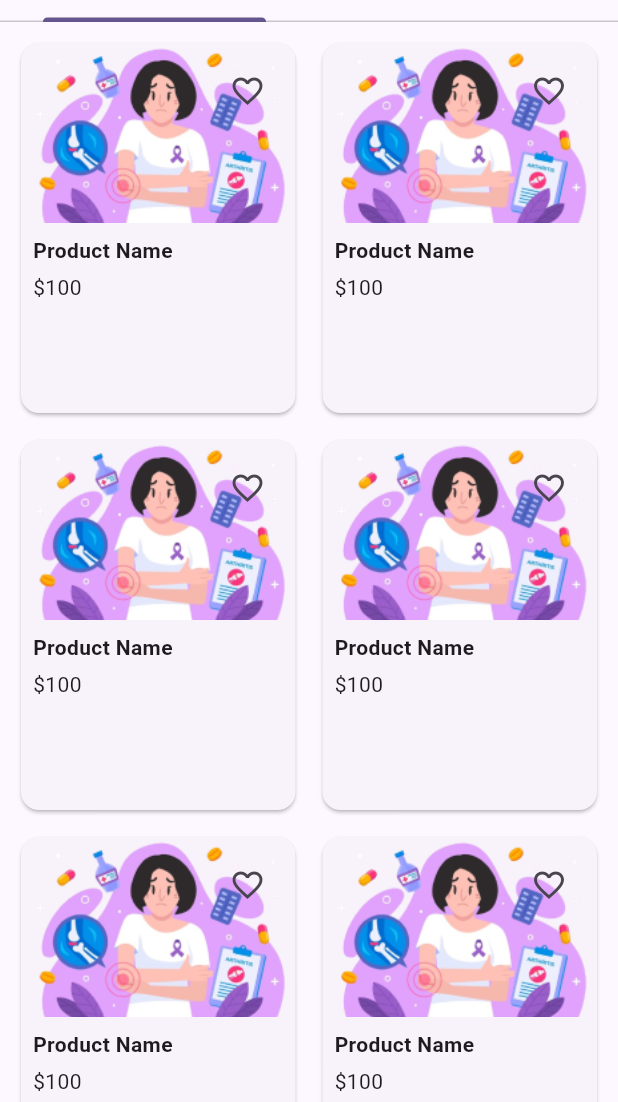
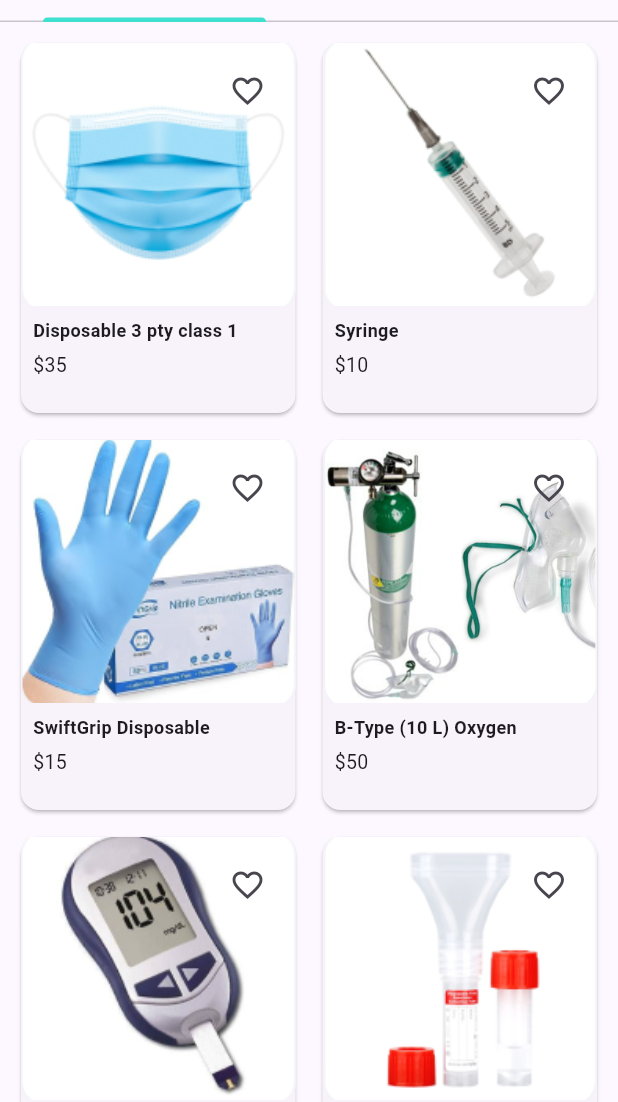
Before and after one commit to ilhamelhamdi/flutter-homecare, a Flutter app: the MedicalStorePage screen opened directly, on a phone screen of 412 x 824 dp, the part 134-1236 px from its top. Run offline on Flutter 3.47's test engine with Material 3 defaults, Android fonts, the phone set to English and light mode, and no system bars; our stand-ins replace bloc, device_preview, dio, equatable, flutter_bloc, flutter_cache_manager and 9 more; missing offline and left inert: back_button_interceptor, fleather, flutter_floating_bottom_bar, flutter_pdfview, navbar_router, omega_dio_logger and 2 more; accounts and stored records are empty; project files that could hold a hidden picture were left out.

Commit message:
fix : Medical Store Fix GUI

```diff
--- a/lib/views/medical_store.dart
+++ b/lib/views/medical_store.dart
@@ -41,31 +41,27 @@ class _MedicalStorePageState extends State<MedicalStorePage>
             ),
           ],
         ),
-      ),
-      body: Column(
-        children: [
-          TabBar(
+        bottom: TabBar(
           controller: _tabController,
+          indicatorColor: Color(0xFF40E0D0), // Warna tosca
           tabs: [
             Tab(text: 'Homecare Consumable'),
             Tab(text: 'Point of Care Testing'),
           ],
         ),
-          Expanded(
-            child: TabBarView(
+      ),
+      body: TabBarView(
         controller: _tabController,
         children: [
-                buildProductGrid(),
-                buildProductGrid(),
-              ],
-            ),
-          ),
+          buildProductGrid(homecareConsumable: true),
+          buildProductGrid(homecareConsumable: false),
         ],
       ),
     );
   }
 
-  Widget buildProductGrid() {
+  Widget buildProductGrid({required bool homecareConsumable}) {
+    if (homecareConsumable) {
       return GridView.builder(
         padding: EdgeInsets.all(10),
         gridDelegate: SliverGridDelegateWithFixedCrossAxisCount(
@@ -74,14 +70,88 @@ class _MedicalStorePageState extends State<MedicalStorePage>
           mainAxisSpacing: 10,
           childAspectRatio: 0.75,
         ),
-      itemCount: 10, // Dummy data count
+        itemCount: 6, // Number of items for homecare consumable
         itemBuilder: (context, index) {
-        return buildProductCard();
+          return buildProductCard(index, homecareConsumable: true);
+        },
+      );
+    } else {
+      return GridView.builder(
+        padding: EdgeInsets.all(10),
+        gridDelegate: SliverGridDelegateWithFixedCrossAxisCount(
+          crossAxisCount: 2,
+          crossAxisSpacing: 10,
+          mainAxisSpacing: 10,
+          childAspectRatio: 0.75,
+        ),
+        itemCount: 6, // Number of items for point of care testing
+        itemBuilder: (context, index) {
+          return buildProductCard(index, homecareConsumable: false);
         },
       );
     }
+  }
 
-  Widget buildProductCard() {
+  Widget buildProductCard(int index, {required bool homecareConsumable}) {
+    List<String> homecareImages = [
+      'assets/images/store_mask.png',
+      'assets/images/store_syringe.png',
+      'assets/images/store_glove.png',
+      'assets/images/store_oxygen.png',
+      'assets/images/store_blood.png',
+      'assets/images/store_tube.png',
+    ];
+
+    List<String> homecareDescriptions = [
+      'Disposable 3 pty class 1',
+      'Syringe  ',
+      'SwiftGrip Disposable',
+      'B-Type (10 L) Oxygen',
+      'Blood Glucose Meter',
+      '5ml PP Tube Disposable',
+    ];
+
+    List<String> homecarePrices = [
+      '\$35',
+      '\$10',
+      '\$15',
+      '\$50',
+      '\$20',
+      '\$5',
+    ];
+
+    List<String> pocImages = [
+      'assets/images/store_biochemist.png',
+      'assets/images/store_seamaty.png',
+      'assets/images/store_hematology.png',
+      'assets/images/store_flurolit.png',
+      'assets/images/store_urinalysis.png',
+      'assets/images/store_poct.png',
+    ];
+
+    List<String> pocDescriptions = [
+      'COVID-19 Rapid Test Kit',
+      'Blood Glucose Monitoring System',
+      'Digital Thermometer',
+      'Finger Pulse Oximeter',
+      'Portable ECG Monitor',
+      'Urine Test Strips',
+    ];
+
+    List<String> pocPrices = [
+      '\$25',
+      '\$30',
+      '\$10',
+      '\$20',
+      '\$100',
+      '\$15',
+    ];
+
+    List<String> images = homecareConsumable ? homecareImages : pocImages;
+    List<String> descriptions =
+        homecareConsumable ? homecareDescriptions : pocDescriptions;
+    List<String> prices = homecareConsumable ? homecarePrices : pocPrices;
+
     return Card(
       child: Column(
         crossAxisAlignment: CrossAxisAlignment.start,
@@ -89,9 +159,9 @@ class _MedicalStorePageState extends State<MedicalStorePage>
           Stack(
             children: [
               Image.asset(
-                'assets/icons/ilu_therapy.png', // Asset product image
+                images[index],
                 width: double.infinity,
-                height: 120,
+                height: 175,
                 fit: BoxFit.cover,
               ),
               Positioned(
@@ -112,11 +182,14 @@ class _MedicalStorePageState extends State<MedicalStorePage>
               crossAxisAlignment: CrossAxisAlignment.start,
               children: [
                 Text(
-                  'Product Name',
-                  style: TextStyle(fontWeight: FontWeight.bold),
+                  descriptions[index],
+                  style: TextStyle(fontWeight: FontWeight.bold, fontSize: 12),
                 ),
                 SizedBox(height: 5),
-                Text('\$100'),
+                Text(
+                  prices[index],
+                  style: TextStyle(fontSize: 13),
+                ),
               ],
             ),
           ),
```
Also changed, not shown: assets/images/store_biochemist.png (added), assets/images/store_blood.png (added), assets/images/store_flurolit.png (added), assets/images/store_glove.png (added), assets/images/store_hematology.png (added), assets/images/store_mask.png (added), assets/images/store_oxygen.png (added), assets/images/store_poct.png (added), assets/images/store_seamaty.png (added), assets/images/store_syringe.png (added), assets/images/store_tube.png (added), assets/images/store_urinalysis.png (added). Lines whose indentation alone changed are shown as unchanged.
